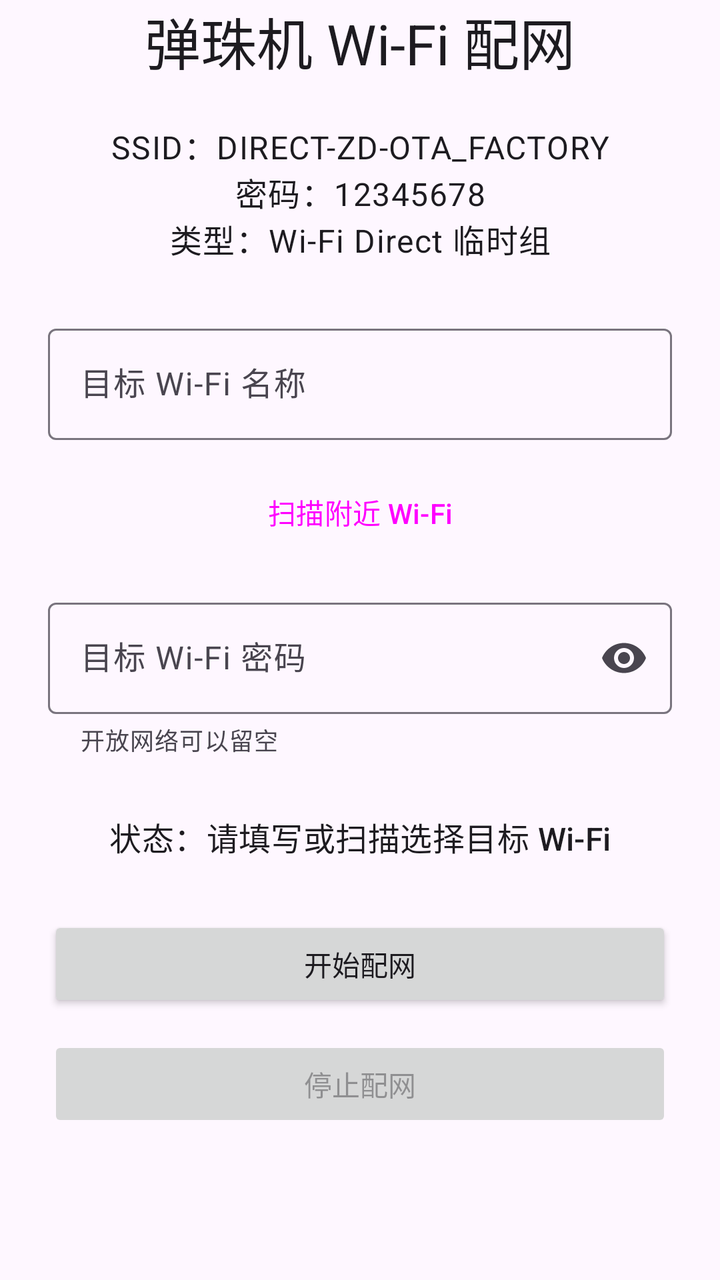
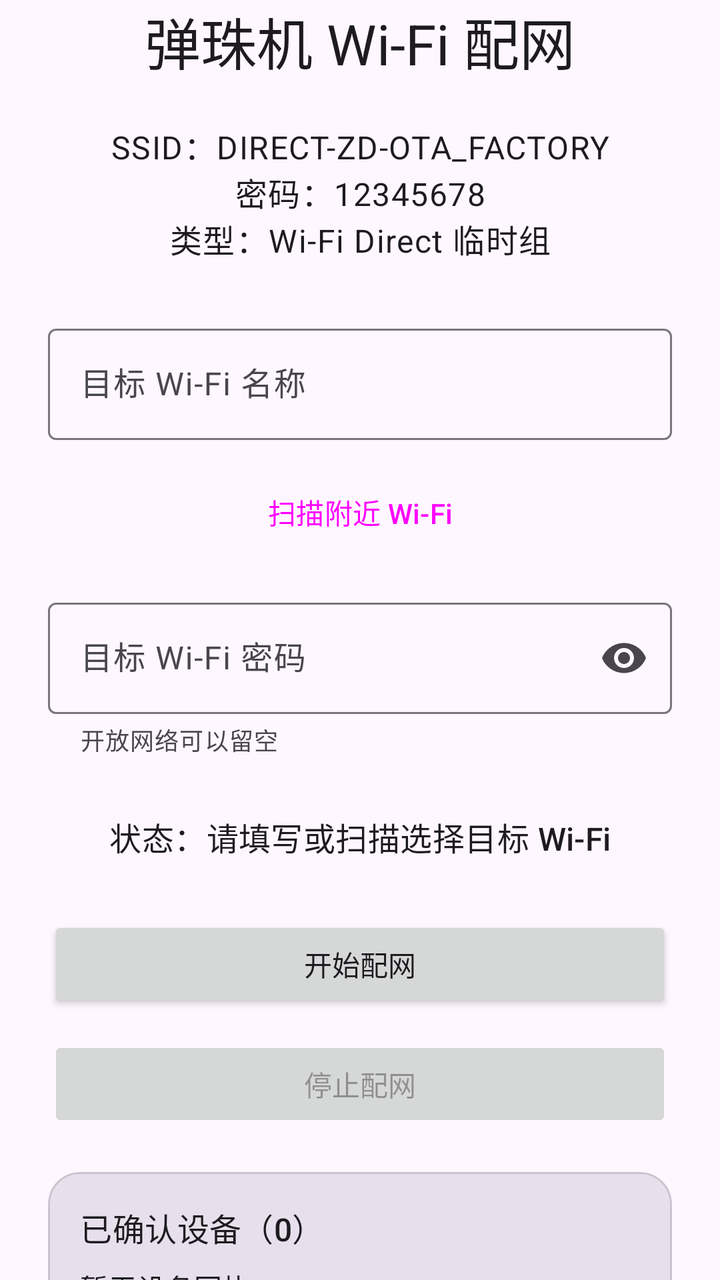

Compare the two renders of this Android layout. The source of the first and the diff that turns it into the second are given below.
<!-- AndroidManifest.xml: application theme Theme.ZedaProvision -->
<!-- res/layout/activity_main.xml -->
<?xml version="1.0" encoding="utf-8"?>
<androidx.core.widget.NestedScrollView xmlns:android="http://schemas.android.com/apk/res/android"
    xmlns:app="http://schemas.android.com/apk/res-auto"
    xmlns:tools="http://schemas.android.com/tools"
    android:id="@+id/main"
    android:layout_width="match_parent"
    android:layout_height="match_parent"
    android:fillViewport="true"
    tools:context=".MainActivity">

    <LinearLayout
        android:layout_width="match_parent"
        android:layout_height="wrap_content"
        android:gravity="center_horizontal"
        android:orientation="vertical"
        android:paddingHorizontal="24dp"
        android:paddingBottom="24dp">

        <TextView
            android:id="@+id/titleTextView"
            android:layout_width="wrap_content"
            android:layout_height="wrap_content"
            android:text="@string/hotspot_title"
            android:textAppearance="@style/TextAppearance.Material3.HeadlineMedium" />

        <TextView
            android:id="@+id/hotspotInfoTextView"
            android:layout_width="match_parent"
            android:layout_height="wrap_content"
            android:layout_marginTop="20dp"
            android:gravity="center"
            android:text="@string/hotspot_info"
            android:textAppearance="@style/TextAppearance.Material3.BodyLarge" />

        <com.google.android.material.textfield.TextInputLayout
            android:id="@+id/ssidInputLayout"
            android:layout_width="match_parent"
            android:layout_height="wrap_content"
            android:layout_marginTop="28dp"
            android:hint="@string/target_wifi_ssid_hint"
            app:endIconMode="clear_text">

            <com.google.android.material.textfield.TextInputEditText
                android:id="@+id/ssidEditText"
                android:layout_width="match_parent"
                android:layout_height="wrap_content"
                android:imeOptions="actionNext"
                android:inputType="text"
                android:maxLines="1" />

        </com.google.android.material.textfield.TextInputLayout>

        <Button
            android:id="@+id/scanButton"
            style="@style/Widget.Material3.Button.OutlinedButton"
            android:layout_width="match_parent"
            android:layout_height="wrap_content"
            android:layout_marginTop="12dp"
            android:text="@string/scan_nearby_wifi" />

        <com.google.android.material.textfield.TextInputLayout
            android:id="@+id/passwordInputLayout"
            android:layout_width="match_parent"
            android:layout_height="wrap_content"
            android:layout_marginTop="16dp"
            android:hint="@string/target_wifi_password_hint"
            app:endIconMode="password_toggle"
            app:helperText="@string/target_wifi_password_helper">

            <com.google.android.material.textfield.TextInputEditText
                android:id="@+id/passwordEditText"
                android:layout_width="match_parent"
                android:layout_height="wrap_content"
                android:imeOptions="actionDone"
                android:inputType="textPassword"
                android:maxLines="1" />

        </com.google.android.material.textfield.TextInputLayout>

        <TextView
            android:id="@+id/statusTextView"
            android:layout_width="match_parent"
            android:layout_height="wrap_content"
            android:layout_marginTop="28dp"
            android:gravity="center"
            android:text="@string/status_ready"
            android:textAppearance="@style/TextAppearance.Material3.TitleMedium" />

        <Button
            android:id="@+id/startButton"
            android:layout_width="match_parent"
            android:layout_height="wrap_content"
            android:layout_marginTop="28dp"
            android:text="@string/start_provisioning" />

        <Button
            android:id="@+id/stopButton"
            android:layout_width="match_parent"
            android:layout_height="wrap_content"
            android:layout_marginTop="12dp"
            android:enabled="false"
            android:text="@string/stop_provisioning" />

    </LinearLayout>

</androidx.core.widget.NestedScrollView>
<!-- resources referenced by this layout -->
<resources>
  <string name="hotspot_info">SSID：DIRECT-ZD-OTA_FACTORY\n密码：12345678\n类型：Wi-Fi Direct 临时组</string>
  <string name="hotspot_title">弹珠机 Wi-Fi 配网</string>
  <string name="scan_nearby_wifi">扫描附近 Wi-Fi</string>
  <string name="start_provisioning">开始配网</string>
  <string name="status_ready">状态：请填写或扫描选择目标 Wi-Fi</string>
  <string name="stop_provisioning">停止配网</string>
  <string name="target_wifi_password_helper">开放网络可以留空</string>
  <string name="target_wifi_password_hint">目标 Wi-Fi 密码</string>
  <string name="target_wifi_ssid_hint">目标 Wi-Fi 名称</string>
  <style name="Theme.ZedaProvision" parent="Base.Theme.ZedaProvision" />
  <style name="Base.Theme.ZedaProvision" parent="Theme.Material3.DayNight.NoActionBar">
          
          
      </style>
</resources>

<!-- the commit's change to res/layout/activity_main.xml (unified diff, before → after) -->
@@ -101,6 +101,40 @@
             android:enabled="false"
             android:text="@string/stop_provisioning" />
 
+        <com.google.android.material.card.MaterialCardView
+            android:layout_width="match_parent"
+            android:layout_height="wrap_content"
+            android:layout_marginTop="20dp"
+            app:cardBackgroundColor="?attr/colorSurfaceVariant"
+            app:cardCornerRadius="16dp"
+            app:cardElevation="0dp">
+
+            <LinearLayout
+                android:layout_width="match_parent"
+                android:layout_height="wrap_content"
+                android:orientation="vertical"
+                android:padding="16dp">
+
+                <TextView
+                    android:id="@+id/confirmedDevicesTitleTextView"
+                    android:layout_width="match_parent"
+                    android:layout_height="wrap_content"
+                    android:text="@string/confirmed_devices_title_initial"
+                    android:textAppearance="@style/TextAppearance.Material3.TitleMedium" />
+
+                <TextView
+                    android:id="@+id/confirmedDevicesListTextView"
+                    android:layout_width="match_parent"
+                    android:layout_height="wrap_content"
+                    android:layout_marginTop="8dp"
+                    android:text="@string/confirmed_devices_empty"
+                    android:textAppearance="@style/TextAppearance.Material3.BodyMedium"
+                    android:textIsSelectable="true" />
+
+            </LinearLayout>
+
+        </com.google.android.material.card.MaterialCardView>
+
     </LinearLayout>
 
 </androidx.core.widget.NestedScrollView>
<!-- resource entries referenced after the edit -->
@@ -1,5 +1,7 @@
 <!-- resources referenced by this layout -->
 <resources>
+  <string name="confirmed_devices_empty">暂无设备回执</string>
+  <string name="confirmed_devices_title_initial">已确认设备（0）</string>
   <string name="hotspot_info">SSID：DIRECT-ZD-OTA_FACTORY\n密码：12345678\n类型：Wi-Fi Direct 临时组</string>
   <string name="hotspot_title">弹珠机 Wi-Fi 配网</string>
   <string name="scan_nearby_wifi">扫描附近 Wi-Fi</string>
